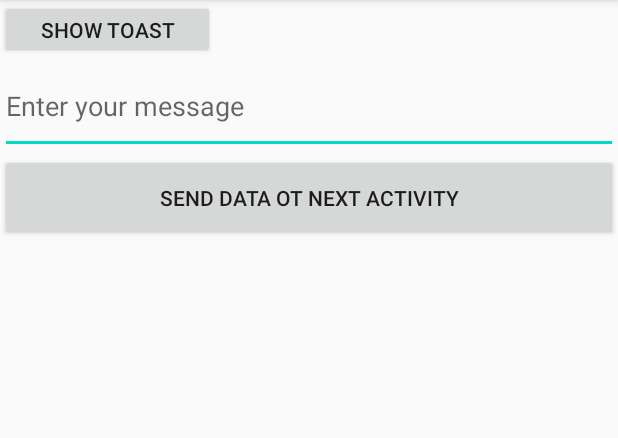
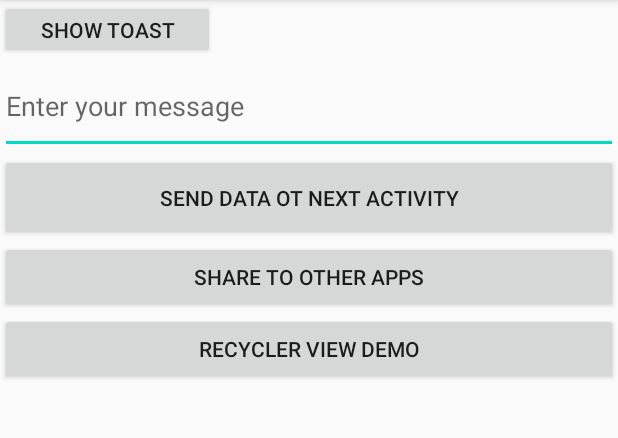
Before and after one commit to durgen-rai/android, an Android app: the screen it shows after launch (MainActivity), on a phone screen of 412 x 824 dp, the part 84-522 px from its top. Run offline under Robolectric (Android 15) with nearby library versions, the phone set to English and light mode, and no system bars.

Commit message:
Recycler and Card View

```diff
--- a/app/build.gradle
+++ b/app/build.gradle
@@ -31,6 +31,8 @@ dependencies {
     implementation 'androidx.appcompat:appcompat:1.1.0'
     implementation 'androidx.core:core-ktx:1.0.2'
     implementation 'androidx.constraintlayout:constraintlayout:1.1.3'
+    implementation 'androidx.recyclerview:recyclerview:1.1.0'
+    implementation 'androidx.cardview:cardview:1.0.0'
     testImplementation 'junit:junit:4.12'
     androidTestImplementation 'androidx.test.ext:junit:1.1.1'
     androidTestImplementation 'androidx.test.espresso:espresso-core:3.2.0'
--- a/app/src/main/AndroidManifest.xml
+++ b/app/src/main/AndroidManifest.xml
@@ -17,6 +17,7 @@
             </intent-filter>
         </activity>
         <activity android:name=".SecondActivity"></activity>
+        <activity android:name=".HobbiesActivity"></activity>
     </application>
 
 </manifest>
--- a/app/src/main/res/layout/activity_main.xml
+++ b/app/src/main/res/layout/activity_main.xml
@@ -44,5 +44,17 @@
                 tools:layout_editor_absoluteX="-143dp"
                 tools:layout_editor_absoluteY="325dp" />
 
+            <Button
+                android:id="@+id/btnShareToOtherApps"
+                android:layout_width="match_parent"
+                android:layout_height="wrap_content"
+                android:text="Share to Other Apps" />
+
+            <Button
+                android:id="@+id/btnRecyclerViewDemo"
+                android:layout_width="match_parent"
+                android:layout_height="wrap_content"
+                android:text="Recycler View Demo" />
+
         </LinearLayout>
     </RelativeLayout>
```
Also changed, not shown: app/src/main/java/com/example/durgen/MainActivity.kt (+14 -0 lines).
